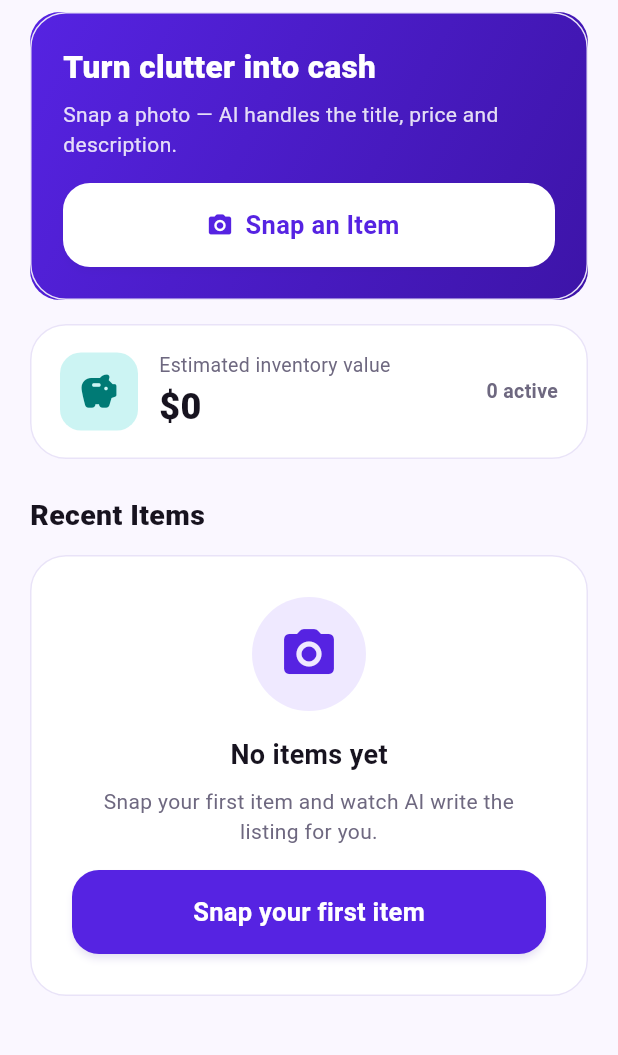
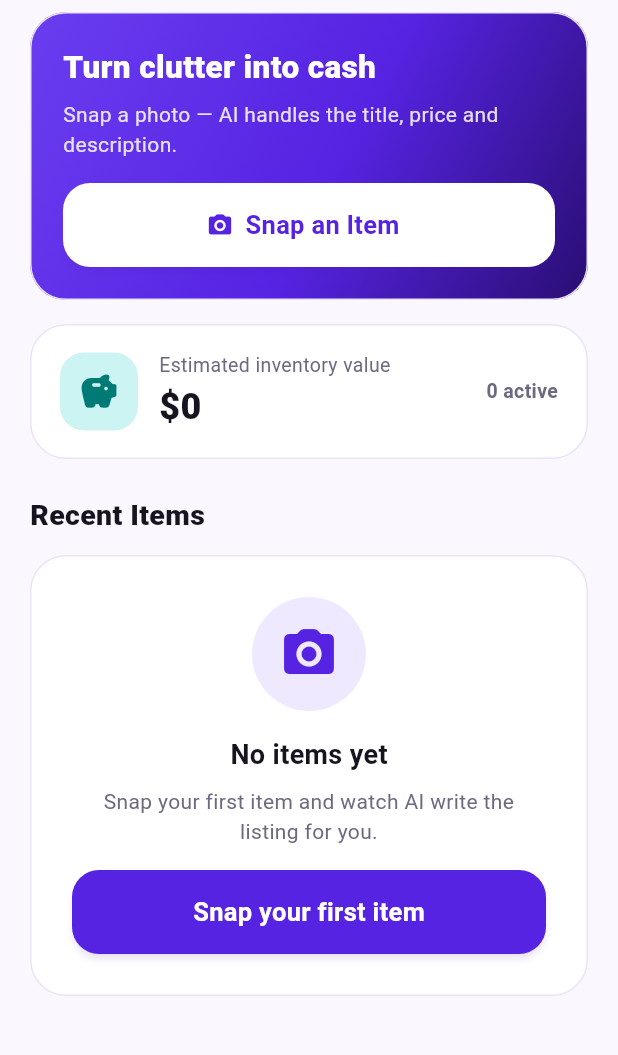
Before and after one commit to savsingh1/snap2sell, a Flutter app: the HomeScreen screen opened directly, on a phone screen of 412 x 824 dp, the part 84-1139 px from its top. Run offline on Flutter 3.47's test engine with Material 3 defaults, Android fonts, the phone set to English and light mode, and no system bars; our stand-ins replace image_picker, share_plus, shared_preferences; accounts and stored records are empty.

Commit message:
Premium feel pass: lib/screens/home_screen.dart

```diff
--- a/lib/screens/home_screen.dart
+++ b/lib/screens/home_screen.dart
@@ -87,11 +87,16 @@ class _SnapCtaCard extends StatelessWidget {
         width: double.infinity,
         padding: const EdgeInsets.all(22),
         decoration: BoxDecoration(
-          borderRadius: BorderRadius.circular(20),
+          borderRadius: BorderRadius.circular(SnapRadius.card),
           gradient: const LinearGradient(
             begin: Alignment.topLeft,
             end: Alignment.bottomRight,
-            colors: [SnapColors.primary, SnapColors.primaryDark],
+            stops: [0, 0.55, 1],
+            colors: [
+              Color(0xFF6A3DF0),
+              SnapColors.primary,
+              SnapColors.primaryDeep,
+            ],
           ),
         ),
         child: Column(
@@ -149,7 +154,7 @@ class _ValueSummaryCard extends StatelessWidget {
               padding: const EdgeInsets.all(12),
               decoration: BoxDecoration(
                 color: SnapColors.accent.withValues(alpha: 0.2),
-                borderRadius: BorderRadius.circular(14),
+                borderRadius: BorderRadius.circular(16),
               ),
               child: const Icon(Icons.savings_rounded,
                   color: SnapColors.accentDark, size: 28),
```
